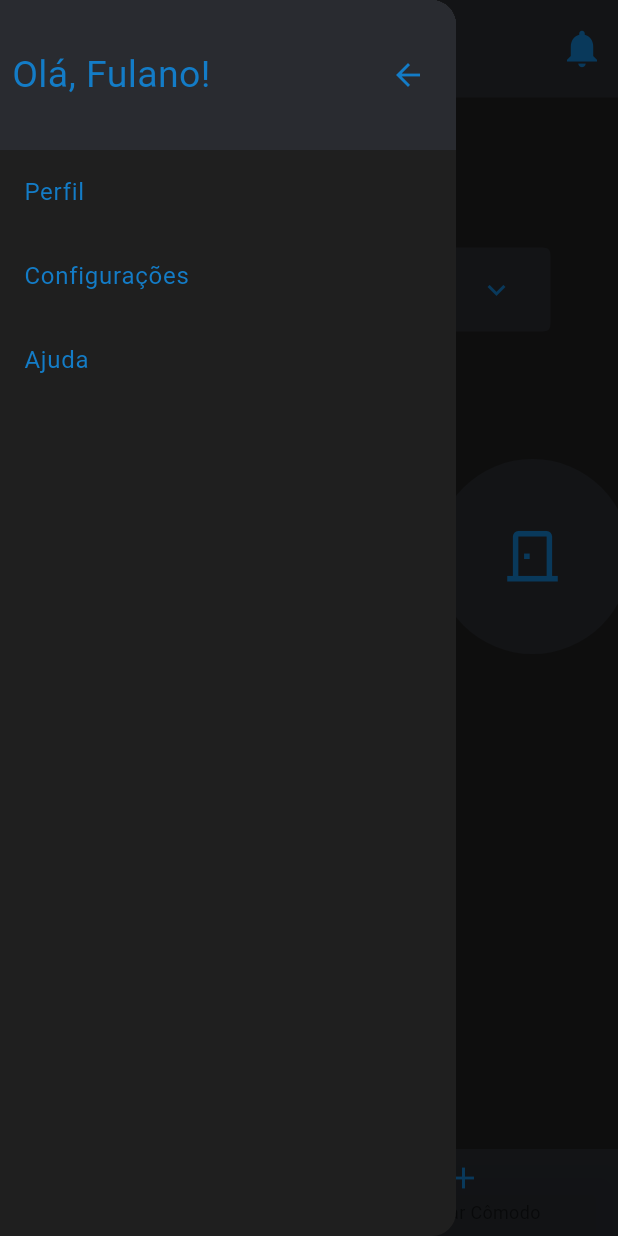
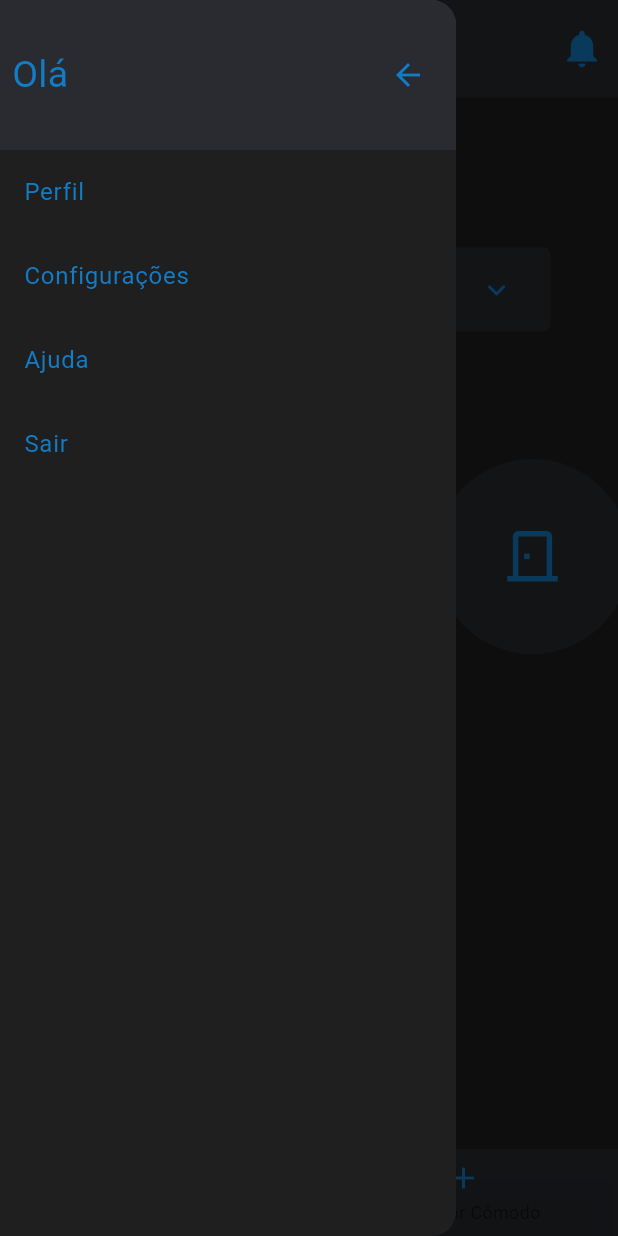
Before and after one commit to HappySalamander/TechLar-alt-color--main-2, a Flutter app: the screen it shows after launch, with the side drawer open, on a phone screen of 412 x 824 dp. Run offline on Flutter 3.47's test engine with Material 3 defaults, Android fonts, the phone set to English and light mode, and no system bars; missing offline and left inert: mqtt_client.

Commit message:
Update home.dart

```diff
--- a/tech_lar/lib/home.dart
+++ b/tech_lar/lib/home.dart
@@ -4,6 +4,7 @@ import 'package:tech_lar/janela.dart';
 import 'package:tech_lar/lampada.dart';
 import 'package:tech_lar/porta.dart';
 import 'package:tech_lar/addComodo.dart';
+import 'package:tech_lar/login.dart';
 
 const double minWidth = 320;
 const double minHeight = 320;
@@ -72,7 +73,7 @@ class _MyHomePageState extends State<MyHomePage> {
                       mainAxisAlignment: MainAxisAlignment.spaceBetween,
                       children: [
                         Text(
-                          'Olá, Fulano!',
+                          'Olá',
                           style: TextStyle(
                             color: Color.fromARGB(255, 19, 124, 199),
                             fontSize: 25,
@@ -111,6 +112,18 @@ class _MyHomePageState extends State<MyHomePage> {
                     style: TextStyle(color: Color.fromARGB(255, 19, 124, 199)),
                   ),
                   onTap: () {},
+                ),
+                ListTile(
+                  title: Text(
+                    "Sair",
+                    style: TextStyle(color: Color.fromARGB(255, 19, 124, 199)),
+                  ),
+                  onTap: () {
+                    Navigator.push(
+                      context,
+                      MaterialPageRoute(builder: (context) => LoginPage()),
+                    );
+                  },
                 )
               ],
             ),
```
